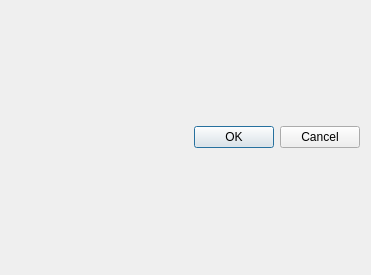
Old version of the form Dev/ExpIA/jrcsplatedialog.ui in the repository samhu1989/DevBundle.
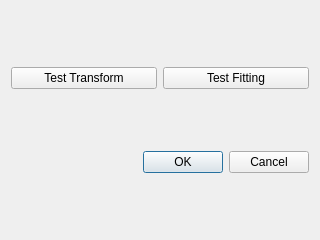
New version of the form.

Patch:
```diff
--- a/Dev/ExpIA/jrcsplatedialog.ui
+++ b/Dev/ExpIA/jrcsplatedialog.ui
@@ -6,8 +6,8 @@
    <rect>
     <x>0</x>
     <y>0</y>
-    <width>371</width>
-    <height>275</height>
+    <width>320</width>
+    <height>240</height>
    </rect>
   </property>
   <property name="minimumSize">
@@ -26,8 +26,8 @@
    <string>JRCSPlateTest</string>
   </property>
   <layout class="QGridLayout" name="gridLayout_2">
-   <item row="1" column="0">
-    <widget class="QDialogButtonBox" name="buttonBox">
+   <item row="2" column="0" colspan="2">
+    <widget class="QDialogButtonBox" name="dialogbutton">
      <property name="orientation">
       <enum>Qt::Horizontal</enum>
      </property>
@@ -39,6 +39,20 @@
    <item row="0" column="0">
     <layout class="QHBoxLayout" name="horizontalLayout"/>
    </item>
+   <item row="1" column="0">
+    <widget class="QPushButton" name="tranform">
+     <property name="text">
+      <string>Test Transform</string>
+     </property>
+    </widget>
+   </item>
+   <item row="1" column="1">
+    <widget class="QPushButton" name="fit">
+     <property name="text">
+      <string>Test Fitting</string>
+     </property>
+    </widget>
+   </item>
   </layout>
  </widget>
  <resources/>
```
Left out of the diff: 6 changed lines with no effect on the pictures.
